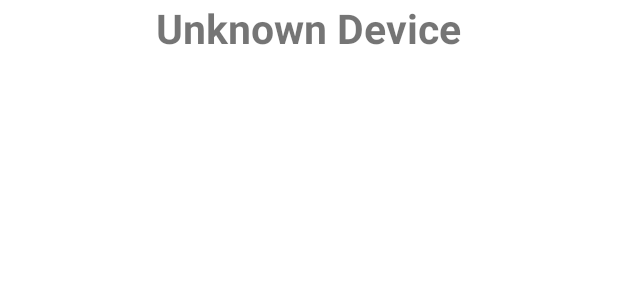
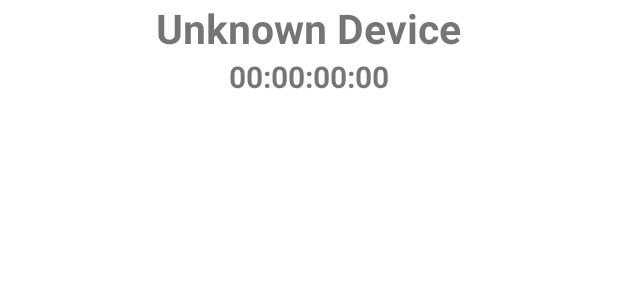
Before and after one commit to LittleTealeaf/CSC-375-Final-Part-1, an Android app: the layout activity_device.xml on its own in the app's theme, with its tools: preview values and no code run, on a phone screen of 412 x 824 dp. Shown: the top 300 px of the screen. Run offline under Robolectric (Android 15) with nearby library versions, the phone set to English and light mode, and no system bars.

Commit message:
Added device name and mac to screen

```diff
--- a/android/app/src/main/java/com/quinnipiac/edu/wificonnector/DeviceActivity/DeviceActivity.java
+++ b/android/app/src/main/java/com/quinnipiac/edu/wificonnector/DeviceActivity/DeviceActivity.java
@@ -3,6 +3,7 @@ package com.quinnipiac.edu.wificonnector.DeviceActivity;
 import android.annotation.SuppressLint;
 import android.os.Bundle;
 import android.util.Log;
+import android.widget.TextView;
 
 import androidx.annotation.LongDef;
 import androidx.annotation.Nullable;
@@ -52,6 +53,8 @@ public class DeviceActivity extends AppCompatActivity {
         super.onCreate(savedInstanceState);
         setContentView(R.layout.activity_device);
 
+        ((TextView) findViewById(R.id.text_device_name)).setText(getIntent().getStringExtra(MainActivity.KEY_NAME));
+        ((TextView) findViewById(R.id.text_device_mac)).setText(getIntent().getStringExtra(MainActivity.KEY_MAC));
 
 
         BluetoothManager bluetoothManager = BluetoothManager.getInstance();
--- a/android/app/src/main/res/layout/activity_device.xml
+++ b/android/app/src/main/res/layout/activity_device.xml
@@ -14,4 +14,12 @@
             android:textSize="27sp"
             android:textStyle="bold"
             android:text="@string/unknown_device" />
+    <TextView
+            android:layout_width="wrap_content"
+            android:layout_height="wrap_content"
+        android:layout_gravity="center_horizontal"
+        android:id="@+id/text_device_mac"
+        android:textSize="20sp"
+        android:textStyle="bold"
+        android:text="@string/mac_default" />
 </LinearLayout>
```
